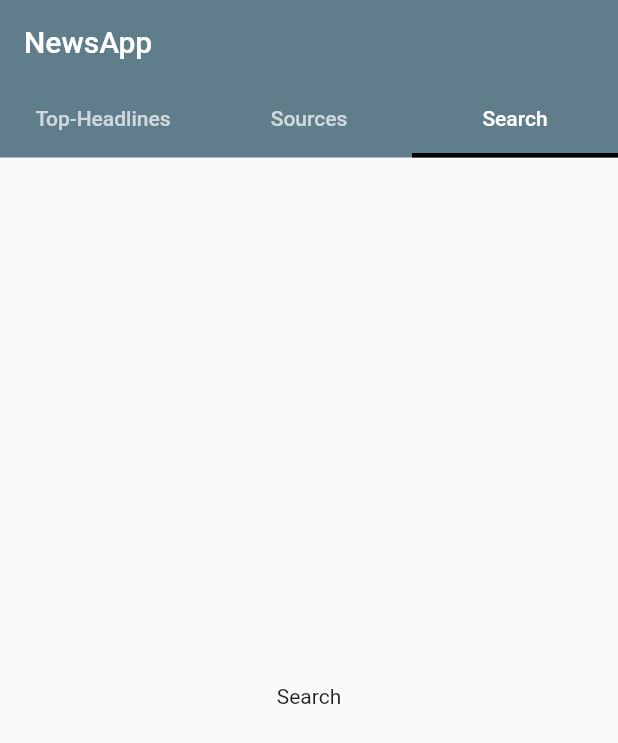
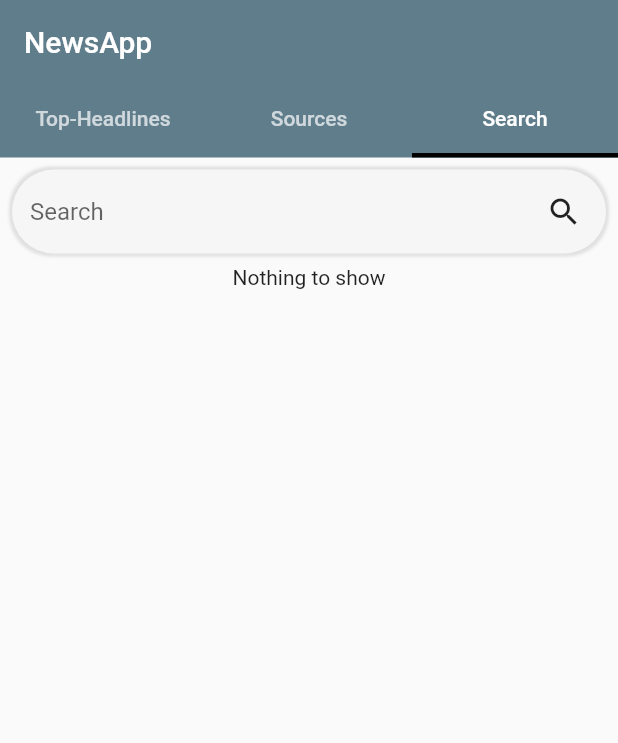
Before and after one commit to vipul1298/newsapp-with-getx, a Flutter app: the screen it shows after launch, tab 3 chosen, on a phone screen of 412 x 824 dp. Shown: the top 743 px of the screen. Run offline on Flutter 3.47's test engine with Material 2 defaults, Android fonts, the phone set to English and light mode, and no system bars; our stand-ins replace get; missing offline and left inert: flutter_custom_tabs; network calls fail.

Commit message:
implemented search in mob and addedcategory menu in linux

```diff
--- a/lib/components/search_page.dart
+++ b/lib/components/search_page.dart
@@ -1,14 +1,132 @@
+import 'package:assign/controllers/news_controller.dart';
+import 'package:assign/widgets/article_card.dart';
 import 'package:flutter/material.dart';
+import 'package:flutter_custom_tabs/flutter_custom_tabs.dart';
+import 'package:get/get.dart';
 
-class SearchPage extends StatelessWidget {
-  const SearchPage({Key key}) : super(key: key);
+class SearchPage extends StatefulWidget {
+  @override
+  _SearchPageState createState() => _SearchPageState();
+}
+
+class _SearchPageState extends State<SearchPage> {
+  final NewsController _newsController = Get.find();
+
+  final TextEditingController _filter = new TextEditingController();
+
+  String searchText = "";
+
+  @override
+  void initState() {
+    _filter.addListener(() {
+      _filter.text;
+    });
+    super.initState();
+  }
+
+  @override
+  void dispose() {
+    _filter.dispose();
+
+    super.dispose();
+  }
+
+  void _launchURL(BuildContext context, String url) async {
+    try {
+      await launch(
+        url,
+        option: CustomTabsOption(
+          toolbarColor: Theme.of(context).primaryColor,
+          enableDefaultShare: true,
+          enableUrlBarHiding: true,
+          showPageTitle: true,
+          animation: CustomTabsAnimation.slideIn(),
+          extraCustomTabs: <String>[
+            // ref. https://play.google.com/store/apps/details?id=org.mozilla.firefox
+            'org.mozilla.firefox',
+          ],
+        ),
+      );
+    } catch (e) {
+      // An exception is thrown if browser app is not installed on Android device.
+      debugPrint(e.toString());
+    }
+  }
 
   @override
   Widget build(BuildContext context) {
     return Container(
-      child: Center(
-        child: Text("Search"),
-      ),
-    );
+        child: Column(
+      crossAxisAlignment: CrossAxisAlignment.start,
+      children: [
+        Container(
+          margin: const EdgeInsets.all(8.0),
+          decoration: BoxDecoration(
+              color: Colors.white70,
+              borderRadius: BorderRadius.circular(28),
+              boxShadow: [
+                BoxShadow(
+                    blurRadius: 1, spreadRadius: 2, color: Colors.grey[300])
+              ]),
+          child: Padding(
+            padding: const EdgeInsets.all(4.0),
+            child: Row(
+              mainAxisAlignment: MainAxisAlignment.spaceAround,
+              children: [
+                Flexible(
+                  child: Padding(
+                    padding: const EdgeInsets.only(left: 8),
+                    child: TextField(
+                      onChanged: (value) {
+                        searchText = value;
+                      },
+                      controller: _filter,
+                      cursorHeight: 20,
+                      decoration: InputDecoration(
+                          border: InputBorder.none, hintText: "Search"),
+                    ),
+                  ),
+                ),
+                IconButton(
+                    onPressed: () {
+                      setState(() {
+                        _newsController.query.value = searchText;
+                        _newsController
+                            .fetchResultsforQuery(_newsController.query);
+                      });
+                    },
+                    icon: Icon(Icons.search))
+              ],
+            ),
+          ),
+        ),
+        Obx(() {
+          if (_newsController.isResultsForQueryLoading.value) {
+            return Center(
+              child: CircularProgressIndicator(),
+            );
+          } else if (_newsController.query.value == "") {
+            return Center(
+              child: Text("Nothing to show"),
+            );
+          } else
+            return Expanded(
+              child: ListView.builder(
+                  itemCount: _newsController.articleListForQuery.length,
+                  itemBuilder: (ctx, index) {
+                    var articles = _newsController.articleListForQuery;
+                    return InkWell(
+                      onTap: () => _launchURL(context, articles[index].url),
+                      child: ArticleCard(
+                          imageUrl: articles[index].urlToImage,
+                          title: articles[index].title,
+                          source: articles[index].source.name,
+                          publishedAt: articles[index].publishedAt),
+                    );
+                  }),
+            );
+        })
+      ],
+    ));
   }
 }
--- a/lib/components/sources.dart
+++ b/lib/components/sources.dart
@@ -35,11 +35,11 @@ class Sources extends StatelessWidget {
   Widget build(BuildContext context) {
     return Container(
         child: Padding(
-      padding: EdgeInsets.symmetric(vertical: 3, horizontal: 3),
+      padding: const EdgeInsets.symmetric(vertical: 3, horizontal: 3),
       child: Obx(() {
         if (_newsController.isSourcesLoading.value)
-          return Center(
-            child: CircularProgressIndicator(),
+          return const Center(
+            child: const CircularProgressIndicator(),
           );
         return ListView.builder(
             itemCount: _newsController.sourceList.length,
--- a/lib/controllers/news_controller.dart
+++ b/lib/controllers/news_controller.dart
@@ -3,16 +3,20 @@ import 'package:get/get.dart';
 
 class NewsController extends GetxController {
   var newsList = [].obs;
+  var articleListForQuery = [].obs;
   var sourceList = [].obs;
   var isLoading = true.obs;
   var isSourcesLoading = true.obs;
+  var isResultsForQueryLoading = true.obs;
   var category = "general".obs;
   var pos = 0.obs;
+  var query = "".obs;
 
   @override
   void onInit() {
     fetchTopHeadlines(category);
     fetchSources();
+    fetchResultsforQuery(query);
 
     super.onInit();
   }
@@ -41,4 +45,16 @@ class NewsController extends GetxController {
       isSourcesLoading(false);
     }
   }
+
+  void fetchResultsforQuery(RxString query) async {
+    try {
+      isResultsForQueryLoading(true);
+      var results = await RemoteServices.fetchResultsForQuery(query.string);
+      if (results != null) {
+        articleListForQuery.assignAll(results);
+      }
+    } catch (e) {} finally {
+      isResultsForQueryLoading(false);
+    }
+  }
 }
--- a/lib/main.dart
+++ b/lib/main.dart
@@ -7,6 +7,8 @@ import 'dart:io' show Platform;
 import 'controllers/news_controller.dart';
 
 void main() {
+  WidgetsFlutterBinding.ensureInitialized();
+
   runApp(MyApp());
 }
 
--- a/lib/screens/home_page.dart
+++ b/lib/screens/home_page.dart
@@ -42,19 +42,19 @@ class _HomePageState extends State<HomePage>
                 pinned: true,
                 floating: true,
                 backgroundColor: Colors.blueGrey,
-                title: Text("NewsApp"),
+                title: const Text("NewsApp"),
                 bottom: TabBar(
                     indicatorWeight: 3.0,
                     indicatorColor: Colors.black,
                     controller: _tabController,
                     tabs: [
-                      Tab(
+                      const Tab(
                         text: "Top-Headlines",
                       ),
-                      Tab(
+                      const Tab(
                         text: "Sources",
                       ),
-                      Tab(
+                      const Tab(
                         text: "Search",
                       )
                     ]),
--- a/lib/services/remote_services.dart
+++ b/lib/services/remote_services.dart
@@ -33,4 +33,16 @@ class RemoteServices {
       return null;
     }
   }
+
+  static Future<List<Articles>> fetchResultsForQuery(String query) async {
+    var url = '${Data.BASE_URL}/v2/everything?q=$query&apiKey=${Data.API}';
+    var response = await client.get(Uri.parse(url));
+    if (response.statusCode == 200) {
+      var jsonString = response.body;
+      var articles = NewsResponse.fromJson(json.decode(jsonString)).articles;
+      return articles;
+    } else {
+      return null;
+    }
+  }
 }
--- a/lib/widgets/category_tile.dart
+++ b/lib/widgets/category_tile.dart
@@ -25,10 +25,11 @@ class CategoryTile extends StatelessWidget {
               child: Container(
                 decoration: BoxDecoration(color: Colors.black54),
                 child: Padding(
-                  padding: EdgeInsets.symmetric(vertical: 2, horizontal: 3),
+                  padding:
+                      const EdgeInsets.symmetric(vertical: 2, horizontal: 3),
                   child: Text(
                     "$categoryName".toUpperCase(),
-                    style: TextStyle(
+                    style: const TextStyle(
                         fontWeight: FontWeight.bold, color: Colors.white),
                   ),
                 ),
--- a/pubspec.yaml
+++ b/pubspec.yaml
@@ -21,6 +21,7 @@ environment:
   sdk: ">=2.7.0 <3.0.0"
 
 dependencies:
+
   flutter_custom_tabs: "^0.6.0"
   get: ^3.26.0
   http: ^0.13.0
```
Also changed, not shown: lib/components/detail_screen.dart (+45 -17 lines), lib/components/news_list.dart (+12 -11 lines), lib/components/top_headlines.dart (+6 -7 lines), lib/widgets/article_card.dart (+7 -6 lines), lib/widgets/article_card_desktop.dart (+5 -2 lines), lib/widgets/source_card.dart (+4 -3 lines), 1 other file.
